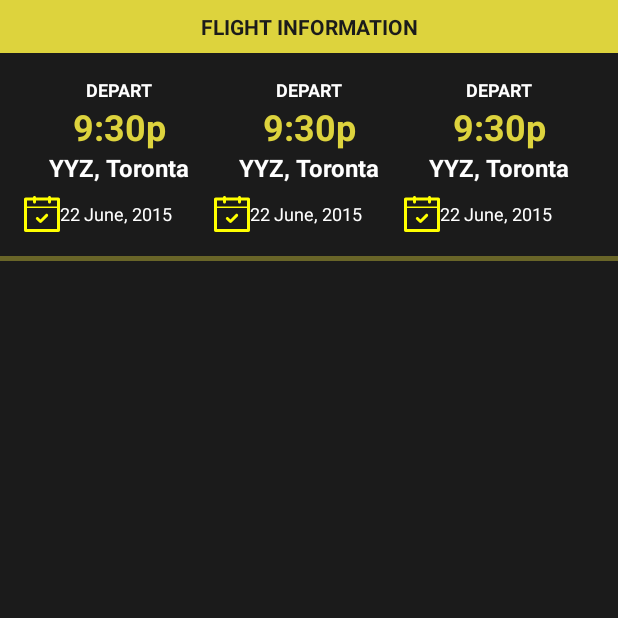
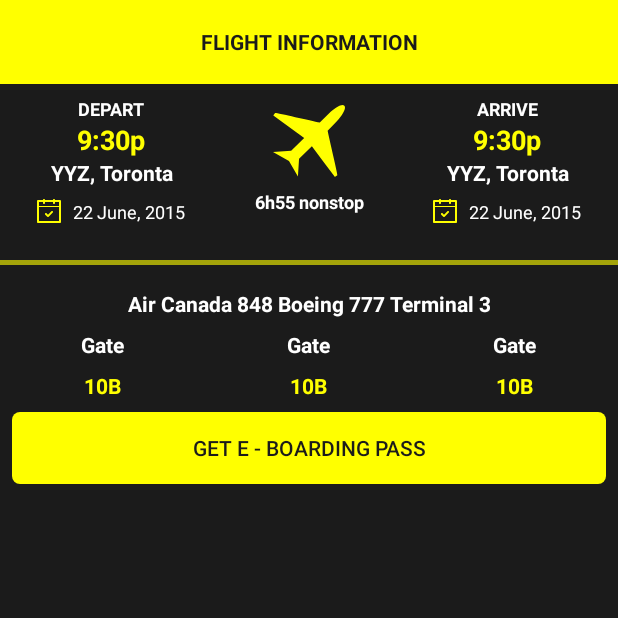
Before and after one commit to nphau/AngularJS-FlightBooking, an Android app: the screen it shows after launch (MainActivity), on a phone screen of 412 x 824 dp, the top half of it. Run offline under Robolectric (Android 15) with nearby library versions, the phone set to English and light mode, and no system bars.

Commit message:
Update booking result layout

```diff
--- a/Source/Client/FlightBooking_Android/app/src/main/res/drawable/ic_style_button_round_corners_yellow_none.xml
+++ b/Source/Client/FlightBooking_Android/app/src/main/res/drawable/ic_style_button_round_corners_yellow_none.xml
@@ -1,7 +1,7 @@
 <?xml version="1.0" encoding="utf-8"?>
 <selector xmlns:android="http://schemas.android.com/apk/res/android">
-    <item android:drawable="@drawable/ic_style_rect_round_corners_orange_dark_none" android:state_focused="true" android:state_pressed="false" />
-    <item android:drawable="@drawable/ic_style_rect_round_corners_orange_dark_none" android:state_focused="true" android:state_pressed="true" />
-    <item android:drawable="@drawable/ic_style_rect_round_corners_orange_dark_none" android:state_focused="false" android:state_pressed="true" />
-    <item android:drawable="@drawable/ic_style_rect_round_corners_orange_light_none" />
+    <item android:drawable="@drawable/ic_style_rect_round_corners_yellow_dark_none" android:state_focused="true" android:state_pressed="false" />
+    <item android:drawable="@drawable/ic_style_rect_round_corners_yellow_dark_none" android:state_focused="true" android:state_pressed="true" />
+    <item android:drawable="@drawable/ic_style_rect_round_corners_yellow_dark_none" android:state_focused="false" android:state_pressed="true" />
+    <item android:drawable="@drawable/ic_style_rect_round_corners_yellow_light_none" />
 </selector>
--- a/Source/Client/FlightBooking_Android/app/src/main/res/layout/content_main.xml
+++ b/Source/Client/FlightBooking_Android/app/src/main/res/layout/content_main.xml
@@ -1,11 +1,9 @@
 <?xml version="1.0" encoding="utf-8"?>
 <android.support.v4.widget.NestedScrollView xmlns:android="http://schemas.android.com/apk/res/android"
     xmlns:app="http://schemas.android.com/apk/res-auto"
-    xmlns:tools="http://schemas.android.com/tools"
     android:layout_width="match_parent"
     android:layout_height="match_parent"
-    app:layout_behavior="@string/appbar_scrolling_view_behavior"
-    tools:context="com.yosta.flightbooking.MainActivity">
+    app:layout_behavior="@string/appbar_scrolling_view_behavior">
 
     <LinearLayout
         android:layout_width="match_parent"
@@ -15,21 +13,21 @@
         <android.support.v7.widget.AppCompatTextView
             style="@style/AppTheme.TextView_Title.Bold"
             android:layout_width="match_parent"
-            android:layout_height="match_parent"
-            android:background="#ddd33d"
+            android:layout_height="?actionBarSize"
+            android:background="@color/Yellow"
             android:gravity="center"
-            android:padding="@dimen/activity_padding_min"
+            android:padding="@dimen/margin"
             android:text="FLIGHT INFORMATION"
             android:textColor="#1b1b1b" />
 
         <LinearLayout
             android:layout_width="match_parent"
             android:layout_height="wrap_content"
-            android:layout_margin="@dimen/activity_margin_min"
+            android:layout_marginBottom="@dimen/margin_x2"
+            android:baselineAligned="false"
             android:orientation="horizontal"
-            android:padding="@dimen/activity_padding_min"
-            android:weightSum="3"
-            android:baselineAligned="false">
+            android:padding="@dimen/margin"
+            android:weightSum="3">
 
             <LinearLayout
                 android:layout_width="match_parent"
@@ -51,37 +49,71 @@
                     android:layout_height="wrap_content"
                     android:gravity="center"
                     android:text="9:30p"
-                    android:textColor="#ddd33d"
-                    android:textSize="24sp" />
+                    android:textColor="@color/Yellow"
+                    android:textSize="18sp" />
 
                 <android.support.v7.widget.AppCompatTextView
                     style="@style/AppTheme.TextView_Title.White"
                     android:layout_width="match_parent"
                     android:layout_height="wrap_content"
                     android:gravity="center"
-                    android:text="YYZ, Toronta"
-                    android:textSize="16sp" />
+                    android:text="YYZ, Toronta" />
 
                 <LinearLayout
-                    android:layout_width="match_parent"
+                    android:layout_width="wrap_content"
                     android:layout_height="wrap_content"
-                    android:layout_marginTop="@dimen/activity_margin_min"
+                    android:layout_gravity="center"
+                    android:layout_marginTop="@dimen/margin"
                     android:orientation="horizontal">
 
                     <android.support.v7.widget.AppCompatImageView
-                        android:layout_width="@dimen/icon_size_min_ex"
-                        android:layout_height="@dimen/icon_size_min_ex"
+                        android:layout_width="@dimen/icon_size_x2"
+                        android:layout_height="@dimen/icon_size_x2"
                         android:layout_gravity="center"
                         app:srcCompat="@drawable/ic_vector_calender" />
 
                     <android.support.v7.widget.AppCompatTextView
                         style="@style/AppTheme.TextView_Sub_Title.White"
+                        android:layout_width="wrap_content"
+                        android:layout_height="wrap_content"
+                        android:layout_gravity="center"
+                        android:layout_marginLeft="@dimen/margin"
+                        android:layout_marginStart="@dimen/margin"
+                        android:text="22 June, 2015" />
+                </LinearLayout>
+
+            </LinearLayout>
+
+            <RelativeLayout
+                android:layout_width="match_parent"
+                android:layout_height="match_parent"
+                android:layout_weight="1">
+
+                <LinearLayout
+                    android:layout_width="match_parent"
+                    android:layout_height="wrap_content"
+                    android:layout_centerInParent="true"
+                    android:orientation="vertical">
+
+                    <android.support.v7.widget.AppCompatImageView
+                        android:layout_width="@dimen/icon_size_x6"
+                        android:layout_height="@dimen/icon_size_x6"
+                        android:layout_gravity="center"
+                        app:srcCompat="@drawable/ic_vector_plane" />
+
+                    <android.support.v7.widget.AppCompatTextView
+                        style="@style/AppTheme.TextView_Title.White"
                         android:layout_width="match_parent"
                         android:layout_height="wrap_content"
-                        android:layout_gravity="center"
-                        android:text="22 June, 2015" />
+                        android:layout_marginTop="@dimen/margin"
+                        android:gravity="center"
+                        android:text="6h55 nonstop"
+                        android:textSize="12sp" />
+
+
                 </LinearLayout>
-            </LinearLayout>
+            </RelativeLayout>
+
 
             <LinearLayout
                 android:layout_width="match_parent"
@@ -94,7 +126,7 @@
                     android:layout_width="match_parent"
                     android:layout_height="wrap_content"
                     android:gravity="center"
-                    android:text="DEPART"
+                    android:text="ARRIVE"
                     android:textSize="12sp" />
 
                 <android.support.v7.widget.AppCompatTextView
@@ -103,96 +135,164 @@
                     android:layout_height="wrap_content"
                     android:gravity="center"
                     android:text="9:30p"
-                    android:textColor="#ddd33d"
-                    android:textSize="24sp" />
+                    android:textColor="@color/Yellow"
+                    android:textSize="18sp" />
 
                 <android.support.v7.widget.AppCompatTextView
                     style="@style/AppTheme.TextView_Title.White"
                     android:layout_width="match_parent"
                     android:layout_height="wrap_content"
                     android:gravity="center"
-                    android:text="YYZ, Toronta"
-                    android:textSize="16sp" />
+                    android:text="YYZ, Toronta" />
 
                 <LinearLayout
-                    android:layout_width="match_parent"
+                    android:layout_width="wrap_content"
                     android:layout_height="wrap_content"
-                    android:layout_marginTop="@dimen/activity_margin_min"
+                    android:layout_gravity="center"
+                    android:layout_marginTop="@dimen/margin"
                     android:orientation="horizontal">
 
                     <android.support.v7.widget.AppCompatImageView
-                        android:layout_width="@dimen/icon_size_min_ex"
-                        android:layout_height="@dimen/icon_size_min_ex"
+                        android:layout_width="@dimen/icon_size_x2"
+                        android:layout_height="@dimen/icon_size_x2"
                         android:layout_gravity="center"
                         app:srcCompat="@drawable/ic_vector_calender" />
 
                     <android.support.v7.widget.AppCompatTextView
                         style="@style/AppTheme.TextView_Sub_Title.White"
-                        android:layout_width="match_parent"
+                        android:layout_width="wrap_content"
                         android:layout_height="wrap_content"
                         android:layout_gravity="center"
+                        android:layout_marginLeft="@dimen/margin"
+                        android:layout_marginStart="@dimen/margin"
                         android:text="22 June, 2015" />
                 </LinearLayout>
+
             </LinearLayout>
+
+        </LinearLayout>
+
+        <include layout="@layout/view_item_vertical_separate" />
+
+        <android.support.v7.widget.AppCompatTextView
+            style="@style/AppTheme.TextView_Title.White"
+            android:layout_width="match_parent"
+            android:layout_height="wrap_content"
+            android:layout_marginTop="@dimen/margin"
+            android:gravity="center"
+            android:maxLines="2"
+            android:minLines="1"
+            android:padding="@dimen/margin"
+            android:text="Air Canada 848 Boeing 777 Terminal 3" />
+
+        <LinearLayout
+            android:layout_width="match_parent"
+            android:layout_height="match_parent"
+            android:baselineAligned="true"
+            android:orientation="horizontal"
+            android:weightSum="3">
 
             <LinearLayout
                 android:layout_width="match_parent"
-                android:layout_height="wrap_content"
+                android:layout_height="match_parent"
                 android:layout_weight="1"
                 android:orientation="vertical">
 
                 <android.support.v7.widget.AppCompatTextView
                     style="@style/AppTheme.TextView_Title.White"
-                    android:layout_width="match_parent"
+                    android:layout_width="wrap_content"
                     android:layout_height="wrap_content"
+                    android:layout_gravity="center"
                     android:gravity="center"
-                    android:text="DEPART"
-                    android:textSize="12sp" />
+                    android:maxLines="2"
+                    android:minLines="1"
+                    android:text="Gate" />
 
                 <android.support.v7.widget.AppCompatTextView
                     style="@style/AppTheme.TextView_Title.White"
-                    android:layout_width="match_parent"
+                    android:layout_width="wrap_content"
                     android:layout_height="wrap_content"
+                    android:layout_gravity="center"
+                    android:layout_marginTop="@dimen/margin"
                     android:gravity="center"
-                    android:text="9:30p"
-                    android:textColor="#ddd33d"
-                    android:textSize="24sp" />
+                    android:maxLines="2"
+                    android:minLines="1"
+                    android:text="10B"
+                    android:textColor="@color/Yellow" />
+
+            </LinearLayout>
+
+            <LinearLayout
+                android:layout_width="match_parent"
+                android:layout_height="match_parent"
+                android:layout_weight="1"
+                android:orientation="vertical">
 
                 <android.support.v7.widget.AppCompatTextView
                     style="@style/AppTheme.TextView_Title.White"
-                    android:layout_width="match_parent"
+                    android:layout_width="wrap_content"
                     android:layout_height="wrap_content"
+                    android:layout_gravity="center"
                     android:gravity="center"
-                    android:text="YYZ, Toronta"
-                    android:textSize="16sp" />
+                    android:maxLines="2"
+                    android:minLines="1"
+                    android:text="Gate" />
 
-                <LinearLayout
-                    android:layout_width="match_parent"
+                <android.support.v7.widget.AppCompatTextView
+                    style="@style/AppTheme.TextView_Title.White"
+                    android:layout_width="wrap_content"
                     android:layout_height="wrap_content"
-                    android:layout_marginTop="@dimen/activity_margin_min"
-                    android:orientation="horizontal">
+                    android:layout_gravity="center"
+                    android:layout_marginTop="@dimen/margin"
+                    android:gravity="center"
+                    android:maxLines="2"
+                    android:minLines="1"
+                    android:text="10B"
+                    android:textColor="@color/Yellow" />
 
-                    <android.support.v7.widget.AppCompatImageView
-                        android:layout_width="@dimen/icon_size_min_ex"
-                        android:layout_height="@dimen/icon_size_min_ex"
-                        android:layout_gravity="center"
-                        app:srcCompat="@drawable/ic_vector_calender" />
+            </LinearLayout>
 
-                    <android.support.v7.widget.AppCompatTextView
-                        style="@style/AppTheme.TextView_Sub_Title.White"
-                        android:layout_width="match_parent"
-                        android:layout_height="wrap_content"
-                        android:layout_gravity="center"
-                        android:text="22 June, 2015" />
-                </LinearLayout>
+            <LinearLayout
+                android:layout_width="match_parent"
+                android:layout_height="match_parent"
+                android:layout_weight="1"
+                android:orientation="vertical">
+
+                <android.support.v7.widget.AppCompatTextView
+                    style="@style/AppTheme.TextView_Title.White"
+                    android:layout_width="wrap_content"
+                    android:layout_height="wrap_content"
+                    android:layout_gravity="center"
+                    android:gravity="center"
+                    android:maxLines="2"
+                    android:minLines="1"
+                    android:text="Gate" />
+
+                <android.support.v7.widget.AppCompatTextView
+                    style="@style/AppTheme.TextView_Title.White"
+                    android:layout_width="wrap_content"
+                    android:layout_height="wrap_content"
+                    android:layout_gravity="center"
+                    android:layout_marginTop="@dimen/margin"
+                    android:gravity="center"
+                    android:maxLines="2"
+                    android:minLines="1"
+                    android:text="10B"
+                    android:textColor="@color/Yellow" />
+
             </LinearLayout>
 
         </LinearLayout>
 
-        <include
-            layout="@layout/view_item_vertical_separate"
+        <Button
+            style="@style/Widget.AppCompat.Button.Borderless"
             android:layout_width="match_parent"
-            android:layout_height="match_parent" />
+            android:layout_height="match_parent"
+            android:layout_margin="@dimen/margin"
+            android:background="@drawable/ic_style_button_round_corners_yellow_none"
+            android:text="GET E - BOARDING PASS"
+            android:textColor="#1b1b1b" />
+
 
     </LinearLayout>
 
--- a/Source/Client/FlightBooking_Android/app/src/main/res/layout/view_item_vertical_separate.xml
+++ b/Source/Client/FlightBooking_Android/app/src/main/res/layout/view_item_vertical_separate.xml
@@ -4,6 +4,6 @@
     <View xmlns:android="http://schemas.android.com/apk/res/android"
         android:layout_width="match_parent"
         android:layout_height="3dp"
-        android:alpha="0.4"
-        android:background="#ddd33d" />
+        android:alpha="0.6"
+        android:background="#FFFF00" />
 </merge>
```
Also changed, not shown: Source/Client/FlightBooking_Android/app/src/main/res/drawable/ic_style_dialog.xml (+4 -4 lines), Source/Client/FlightBooking_Android/app/src/main/res/values/dimens.xml (+20 -52 lines), Source/Client/FlightBooking_Android/app/src/main/res/values/styles.xml (+4 -4 lines), 1 other file.
